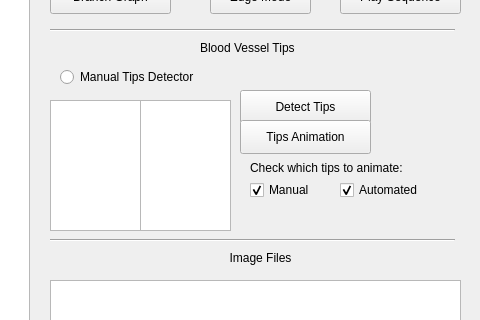
The window that mainwindow.ui (qchen2017/BloodVesselVisualization) describes before a commit, drawn with Qt 5; both pictures show x 620 to 1100 and y 196 to 516 of the 1100 by 680 pixel window.
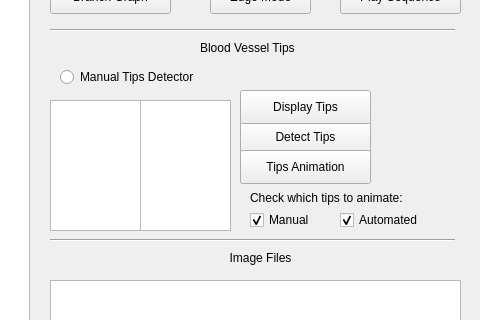
The same window after the commit.

Diff of the .ui file:
```diff
--- a/mainwindow.ui
+++ b/mainwindow.ui
@@ -157,7 +157,7 @@
     <property name="geometry">
      <rect>
       <x>860</x>
-      <y>250</y>
+      <y>280</y>
       <width>131</width>
       <height>34</height>
      </rect>
@@ -295,7 +295,7 @@
     <property name="geometry">
      <rect>
       <x>860</x>
-      <y>280</y>
+      <y>310</y>
       <width>131</width>
       <height>34</height>
      </rect>
@@ -334,7 +334,7 @@
     <property name="geometry">
      <rect>
       <x>870</x>
-      <y>340</y>
+      <y>370</y>
       <width>89</width>
       <height>20</height>
      </rect>
@@ -350,7 +350,7 @@
     <property name="geometry">
      <rect>
       <x>960</x>
-      <y>340</y>
+      <y>370</y>
       <width>89</width>
       <height>20</height>
      </rect>
@@ -366,7 +366,7 @@
     <property name="geometry">
      <rect>
       <x>870</x>
-      <y>320</y>
+      <y>350</y>
       <width>191</width>
       <height>16</height>
      </rect>
@@ -375,6 +375,19 @@
      <string>Check which tips to animate:</string>
     </property>
    </widget>
+   <widget class="QPushButton" name="displayTips_pushButton">
+    <property name="geometry">
+     <rect>
+      <x>860</x>
+      <y>250</y>
+      <width>131</width>
+      <height>34</height>
+     </rect>
+    </property>
+    <property name="text">
+     <string>Display Tips</string>
+    </property>
+   </widget>
   </widget>
   <widget class="QToolBar" name="mainToolBar">
    <property name="acceptDrops">
```
